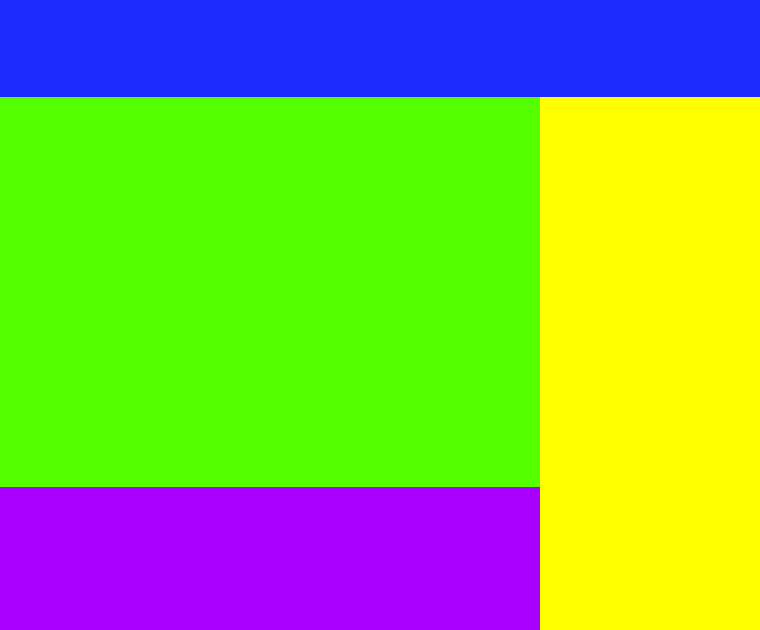
The window that wechat.ui (supermanc88/WeiTalk) describes before a commit, drawn with Qt 5.
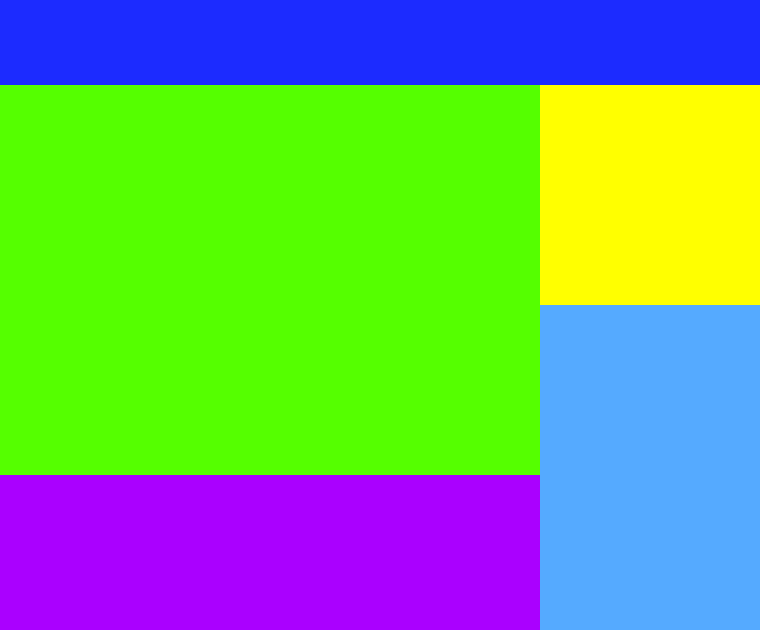
The same window after the commit.

The edit to the form file:
```diff
--- a/wechat.ui
+++ b/wechat.ui
@@ -13,21 +13,28 @@
   <property name="windowTitle">
    <string>Form</string>
   </property>
-  <widget class="QWidget" name="">
+  <widget class="QWidget" name="widget_5" native="true">
    <property name="geometry">
     <rect>
-     <x>0</x>
-     <y>0</y>
-     <width>766</width>
-     <height>642</height>
+     <x>540</x>
+     <y>305</y>
+     <width>220</width>
+     <height>325</height>
     </rect>
    </property>
-   <layout class="QVBoxLayout" name="verticalLayout_2">
-    <property name="spacing">
-     <number>0</number>
-    </property>
-    <item>
+   <property name="styleSheet">
+    <string notr="true">background-color: rgb(85, 170, 255);</string>
+   </property>
+  </widget>
      <widget class="QWidget" name="widget" native="true">
+   <property name="geometry">
+    <rect>
+     <x>0</x>
+     <y>0</y>
+     <width>760</width>
+     <height>85</height>
+    </rect>
+   </property>
       <property name="minimumSize">
        <size>
         <width>760</width>
@@ -38,19 +45,28 @@
        <string notr="true">background-color: rgb(28, 43, 255);</string>
       </property>
      </widget>
-    </item>
-    <item>
-     <layout class="QHBoxLayout" name="horizontalLayout">
-      <property name="spacing">
-       <number>0</number>
-      </property>
-      <item>
-       <layout class="QVBoxLayout" name="verticalLayout">
-        <property name="spacing">
-         <number>0</number>
-        </property>
-        <item>
+  <widget class="QWidget" name="widget_3" native="true">
+   <property name="geometry">
+    <rect>
+     <x>540</x>
+     <y>85</y>
+     <width>220</width>
+     <height>220</height>
+    </rect>
+   </property>
+   <property name="styleSheet">
+    <string notr="true">background-color: rgb(255, 255, 0);</string>
+   </property>
+  </widget>
          <widget class="QWidget" name="widget_2" native="true">
+   <property name="geometry">
+    <rect>
+     <x>0</x>
+     <y>85</y>
+     <width>540</width>
+     <height>390</height>
+    </rect>
+   </property>
           <property name="minimumSize">
            <size>
             <width>540</width>
@@ -61,9 +77,15 @@
            <string notr="true">background-color: rgb(85, 255, 0);</string>
           </property>
          </widget>
-        </item>
-        <item>
          <widget class="QWidget" name="widget_4" native="true">
+   <property name="geometry">
+    <rect>
+     <x>0</x>
+     <y>475</y>
+     <width>540</width>
+     <height>155</height>
+    </rect>
+   </property>
           <property name="minimumSize">
            <size>
             <width>540</width>
@@ -73,26 +95,6 @@
           <property name="styleSheet">
            <string notr="true">background-color: rgb(170, 0, 255);</string>
           </property>
-         </widget>
-        </item>
-       </layout>
-      </item>
-      <item>
-       <widget class="QWidget" name="widget_3" native="true">
-        <property name="minimumSize">
-         <size>
-          <width>220</width>
-          <height>545</height>
-         </size>
-        </property>
-        <property name="styleSheet">
-         <string notr="true">background-color: rgb(255, 255, 0);</string>
-        </property>
-       </widget>
-      </item>
-     </layout>
-    </item>
-   </layout>
   </widget>
  </widget>
  <resources/>
```
Lines whose indentation alone changed are shown as unchanged.
